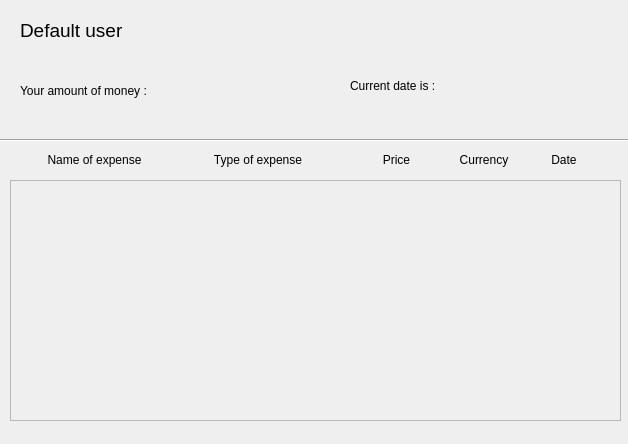
Above: NETB380_ExpenseManager/ep_show_report.ui from satanasov/NETB380 before the change. Below: the same form after it.
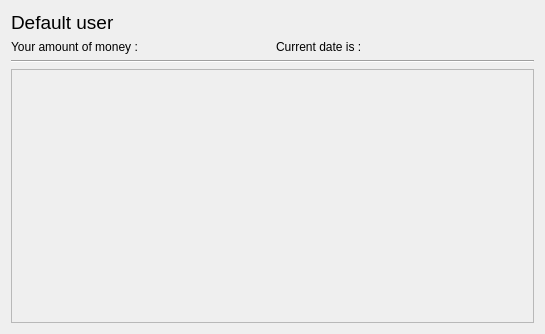
That is the form after the change. Icons and pictures are not drawn.

Commit message: Changes in ep_report class. Added layout to scroll area widget.

Patch:
```diff
--- a/NETB380_ExpenseManager/ep_show_report.ui
+++ b/NETB380_ExpenseManager/ep_show_report.ui
@@ -6,10 +6,19 @@
    <rect>
     <x>0</x>
     <y>0</y>
-    <width>628</width>
-    <height>444</height>
+    <width>545</width>
+    <height>334</height>
    </rect>
   </property>
+  <property name="sizePolicy">
+   <sizepolicy hsizetype="Preferred" vsizetype="Preferred">
+    <horstretch>0</horstretch>
+    <verstretch>0</verstretch>
+   </sizepolicy>
+  </property>
+  <property name="contextMenuPolicy">
+   <enum>Qt::PreventContextMenu</enum>
+  </property>
   <property name="windowTitle">
    <string>Report</string>
   </property>
@@ -20,184 +29,61 @@
   <property name="locale">
    <locale language="C" country="AnyCountry"/>
   </property>
-  <widget class="Line" name="line">
-   <property name="geometry">
-    <rect>
-     <x>-40</x>
-     <y>130</y>
-     <width>701</width>
-     <height>21</height>
-    </rect>
-   </property>
-   <property name="orientation">
-    <enum>Qt::Horizontal</enum>
-   </property>
-  </widget>
-  <widget class="QLabel" name="labelNameExpense">
-   <property name="geometry">
-    <rect>
-     <x>16</x>
-     <y>150</y>
-     <width>157</width>
-     <height>19</height>
-    </rect>
-   </property>
-   <property name="text">
-    <string>Name of expense</string>
-   </property>
-   <property name="alignment">
-    <set>Qt::AlignCenter</set>
-   </property>
-  </widget>
-  <widget class="QLabel" name="labelPriceExpense">
-   <property name="geometry">
-    <rect>
-     <x>343</x>
-     <y>150</y>
-     <width>107</width>
-     <height>19</height>
-    </rect>
-   </property>
-   <property name="text">
-    <string>Price</string>
-   </property>
-   <property name="alignment">
-    <set>Qt::AlignCenter</set>
-   </property>
-  </widget>
-  <widget class="QLabel" name="labelDateExpense">
-   <property name="geometry">
-    <rect>
-     <x>518</x>
-     <y>150</y>
-     <width>92</width>
-     <height>19</height>
-    </rect>
-   </property>
-   <property name="text">
-    <string>Date</string>
-   </property>
-   <property name="alignment">
-    <set>Qt::AlignCenter</set>
-   </property>
-  </widget>
-  <widget class="QLabel" name="labelCurrencyExpense">
-   <property name="geometry">
-    <rect>
-     <x>457</x>
-     <y>150</y>
-     <width>54</width>
-     <height>19</height>
-    </rect>
-   </property>
-   <property name="text">
-    <string>Currency</string>
-   </property>
-   <property name="alignment">
-    <set>Qt::AlignCenter</set>
-   </property>
-  </widget>
-  <widget class="QLabel" name="labelTypeExpense">
-   <property name="geometry">
-    <rect>
-     <x>180</x>
-     <y>150</y>
-     <width>156</width>
-     <height>19</height>
-    </rect>
-   </property>
-   <property name="text">
-    <string>Type of expense</string>
-   </property>
-   <property name="alignment">
-    <set>Qt::AlignCenter</set>
-   </property>
-  </widget>
-  <widget class="QScrollArea" name="scrollAreaReport">
-   <property name="geometry">
-    <rect>
-     <x>10</x>
-     <y>180</y>
-     <width>611</width>
-     <height>241</height>
-    </rect>
-   </property>
-   <property name="sizeAdjustPolicy">
-    <enum>QAbstractScrollArea::AdjustIgnored</enum>
-   </property>
-   <property name="widgetResizable">
-    <bool>true</bool>
-   </property>
-   <widget class="QWidget" name="scrollAreaWidgetContents">
-    <property name="geometry">
-     <rect>
-      <x>0</x>
-      <y>0</y>
-      <width>609</width>
-      <height>239</height>
-     </rect>
-    </property>
-    <widget class="QWidget" name="gridLayoutWidget">
-     <property name="geometry">
-      <rect>
-       <x>0</x>
-       <y>0</y>
-       <width>611</width>
-       <height>241</height>
-      </rect>
+  <layout class="QGridLayout" name="gridLayout">
+   <item row="0" column="0">
+    <widget class="QLabel" name="labelDefaultUser">
+     <property name="font">
+      <font>
+       <pointsize>14</pointsize>
+      </font>
      </property>
-     <layout class="QGridLayout" name="gridLayout">
-      <property name="sizeConstraint">
-       <enum>QLayout::SetMinAndMaxSize</enum>
+     <property name="text">
+      <string>Default user</string>
+     </property>
+    </widget>
+   </item>
+   <item row="1" column="0">
+    <widget class="QLabel" name="labelAmountOfMoney">
+     <property name="text">
+      <string>Your amount of money : </string>
+     </property>
+    </widget>
+   </item>
+   <item row="1" column="1">
+    <widget class="QLabel" name="label_3">
+     <property name="text">
+      <string>Current date is :</string>
+     </property>
+    </widget>
+   </item>
+   <item row="2" column="0" colspan="2">
+    <widget class="Line" name="line">
+     <property name="orientation">
+      <enum>Qt::Horizontal</enum>
+     </property>
+    </widget>
+   </item>
+   <item row="3" column="0" colspan="2">
+    <widget class="QScrollArea" name="scrollAreaReport">
+     <property name="sizeAdjustPolicy">
+      <enum>QAbstractScrollArea::AdjustIgnored</enum>
+     </property>
+     <property name="widgetResizable">
+      <bool>true</bool>
+     </property>
+     <widget class="QWidget" name="scrollAreaWidgetContents">
+      <property name="geometry">
+       <rect>
+        <x>0</x>
+        <y>0</y>
+        <width>525</width>
+        <height>257</height>
+       </rect>
       </property>
-     </layout>
+     </widget>
     </widget>
-   </widget>
-  </widget>
-  <widget class="QLabel" name="labelDefaultUser">
-   <property name="geometry">
-    <rect>
-     <x>20</x>
-     <y>10</y>
-     <width>301</width>
-     <height>41</height>
-    </rect>
-   </property>
-   <property name="font">
-    <font>
-     <pointsize>14</pointsize>
-    </font>
-   </property>
-   <property name="text">
-    <string>Default user</string>
-   </property>
-  </widget>
-  <widget class="QLabel" name="labelAmountOfMoney">
-   <property name="geometry">
-    <rect>
-     <x>20</x>
-     <y>80</y>
-     <width>201</width>
-     <height>21</height>
-    </rect>
-   </property>
-   <property name="text">
-    <string>Your amount of money : </string>
-   </property>
-  </widget>
-  <widget class="QLabel" name="label_3">
-   <property name="geometry">
-    <rect>
-     <x>350</x>
-     <y>70</y>
-     <width>151</width>
-     <height>31</height>
-    </rect>
-   </property>
-   <property name="text">
-    <string>Current date is :</string>
-   </property>
-  </widget>
+   </item>
+  </layout>
  </widget>
  <resources>
   <include location="resources.qrc"/>
```
The commit also changes 2 other files.
